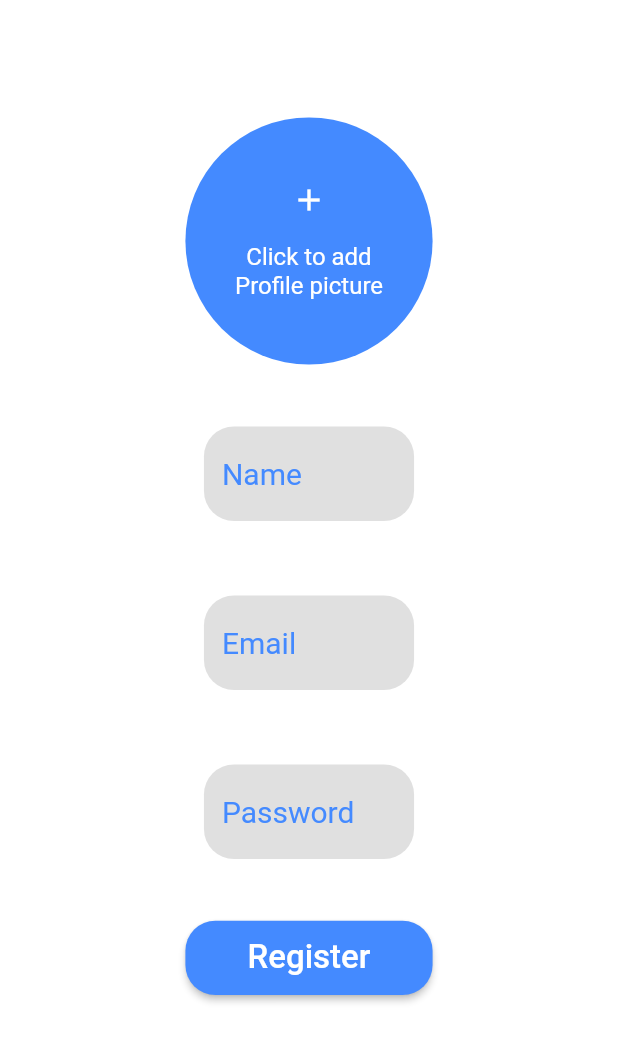
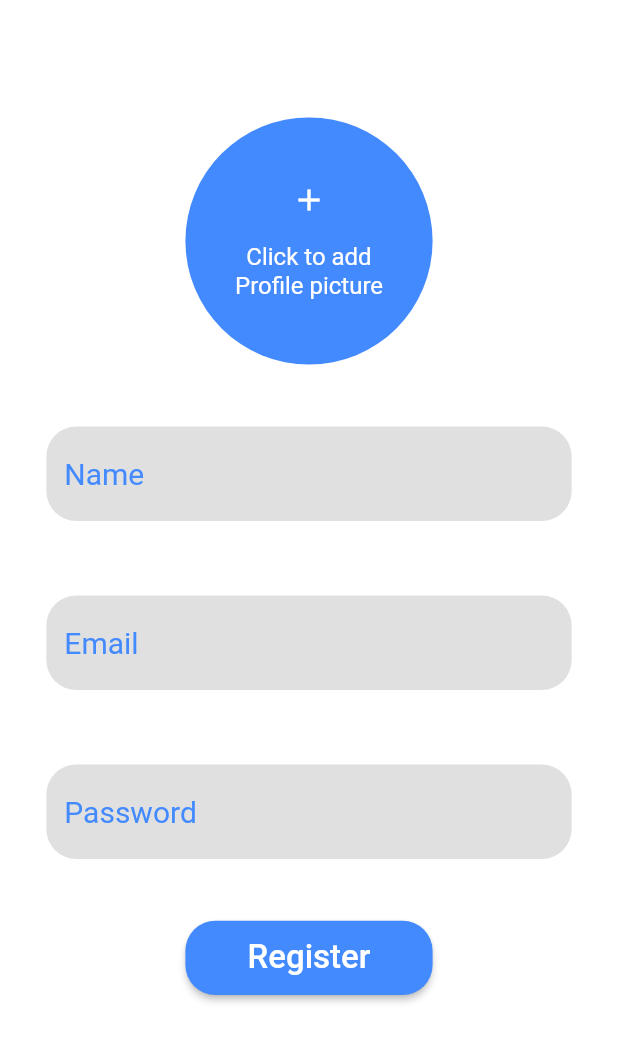
Before and after one commit to scschaudhary81/securechatwebfinalyear, a Flutter app: the screen it shows after launch, after a tap on "Login", after a tap on "Don't have and account", on a phone screen of 412 x 824 dp. Shown: the top 1042 px of the screen. Run offline on Flutter 3.47's test engine with Material 2 defaults, Android fonts, the phone set to English and light mode, and no system bars; our stand-ins replace animated_text_kit, cloud_firestore, file_picker, firebase_auth, firebase_core, firebase_storage and 5 more; missing offline and left inert: encrypt; accounts and stored records are empty; statements that could not run were skipped.

Commit message:
minor tweaks

```diff
--- a/lib/screens/LoginInScreen.dart
+++ b/lib/screens/LoginInScreen.dart
@@ -62,7 +62,7 @@ class _LoginScreenState extends State<LoginScreen> {
               padding: EdgeInsets.symmetric(
                   vertical: _width * .03, horizontal: _height * .03),
               height: _height * .98,
-              width: _width * .46,
+              width: min(_width * .97,400),
               child: Column(
                 mainAxisSize: MainAxisSize.max,
                 mainAxisAlignment: MainAxisAlignment.center,
@@ -85,9 +85,12 @@ class _LoginScreenState extends State<LoginScreen> {
               ),
             ),
           ),
-          if(isLoading)Center(
-            child: const CircularProgressIndicator(color: appMainColor,),
-          ),
+          if (isLoading)
+            const Center(
+              child: CircularProgressIndicator(
+                color: appMainColor,
+              ),
+            ),
         ],
       ),
     );
@@ -139,6 +142,7 @@ class _LoginScreenState extends State<LoginScreen> {
       onPressed: () {
         setState(() {
           isLoading = true;
+          print("loading");
         });
         FocusManager.instance.primaryFocus?.unfocus();
         if (_formKey.currentState!.validate()) {
@@ -149,6 +153,11 @@ class _LoginScreenState extends State<LoginScreen> {
               .loginUsingEmailAndPassword(_email!, _password!, context)
               .then(
             (value) {
+              if (!mounted) return;
+              setState(() {
+                print("loading stopped");
+                isLoading = false;
+              });
               if (!value) {
                 Fluttertoast.showToast(
                     msg: "Enter Correct Email and Password!!",
@@ -162,9 +171,14 @@ class _LoginScreenState extends State<LoginScreen> {
             },
           );
         }
-        if(!mounted) return;
-        setState(() {
-          isLoading = false;
+        Future.delayed(Duration(seconds: 10)).then((value) {
+          if (mounted) {
+            if (mounted) {
+              setState(() {
+                isLoading = false;
+              });
+            }
+          }
         });
       },
       width: _width * 0.65,
@@ -187,4 +201,8 @@ class _LoginScreenState extends State<LoginScreen> {
       },
     );
   }
+
+  double min(double a,double b){
+    return a<b?a:b;
+  }
 }
--- a/lib/screens/registration_screen.dart
+++ b/lib/screens/registration_screen.dart
@@ -87,7 +87,7 @@ class _RegisterScreenState extends State<RegisterScreen> {
                 padding: EdgeInsets.symmetric(
                     horizontal: _width * .03, vertical: _height * .02),
                 height: _height * .98,
-                width: _width * .46,
+                width: min(_width * .97,500),
                 child: Column(
                   mainAxisSize: MainAxisSize.max,
                   mainAxisAlignment: MainAxisAlignment.center,
@@ -209,7 +209,7 @@ class _RegisterScreenState extends State<RegisterScreen> {
               fontSize: 16.0);
         }
       },
-      width: _width * .6,
+      width: _width * .4,
     );
   }
 
@@ -239,4 +239,7 @@ class _RegisterScreenState extends State<RegisterScreen> {
       }(),
     );
   }
+  double min(double a,double b){
+    return a<b?a:b;
+  }
 }
--- a/lib/widgets/image_message_widget.dart
+++ b/lib/widgets/image_message_widget.dart
@@ -126,12 +126,12 @@ class _ImageMessageWidgetState extends State<ImageMessageWidget> {
                     ? const Text(
                         "You",
                         style: TextStyle(
-                            color: secondaryMessageColor, fontSize: 20),
+                            color: secondaryMessageColor, fontSize: 12),
                       )
                     : Text(
                         _userName,
                         style: const TextStyle(
-                            color: secondaryMessageColor, fontSize: 20),
+                            color: secondaryMessageColor, fontSize: 12),
                       ),
                 Row(
                   mainAxisAlignment: MainAxisAlignment.spaceBetween,
--- a/lib/widgets/text_message_widget.dart
+++ b/lib/widgets/text_message_widget.dart
@@ -105,7 +105,7 @@ class _TextMessageWidgetState extends State<TextMessageWidget> {
                   ),
             Text(
               EncryptionService.decryptAES(widget.message.content),
-              style: const TextStyle(color: messageColor, fontSize: 20),
+              style: const TextStyle(color: messageColor, fontSize: 15),
             ),
             Row(
               mainAxisAlignment: MainAxisAlignment.spaceBetween,
```
Also changed, not shown: lib/modals/chat_user.dart (+7 -1 lines), lib/screens/conversation_screen.dart (+7 -1 lines), lib/screens/users_screen.dart (+16 -2 lines), lib/widgets/custom_list_view_tiles_user_group.dart (+5 -2 lines).
